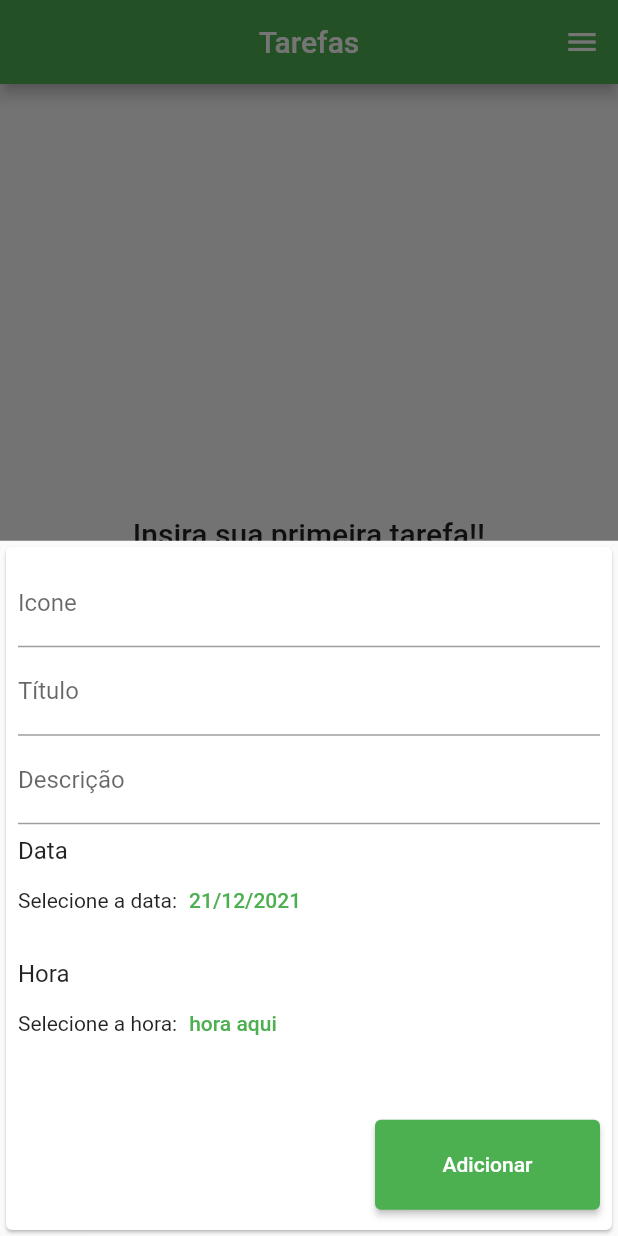
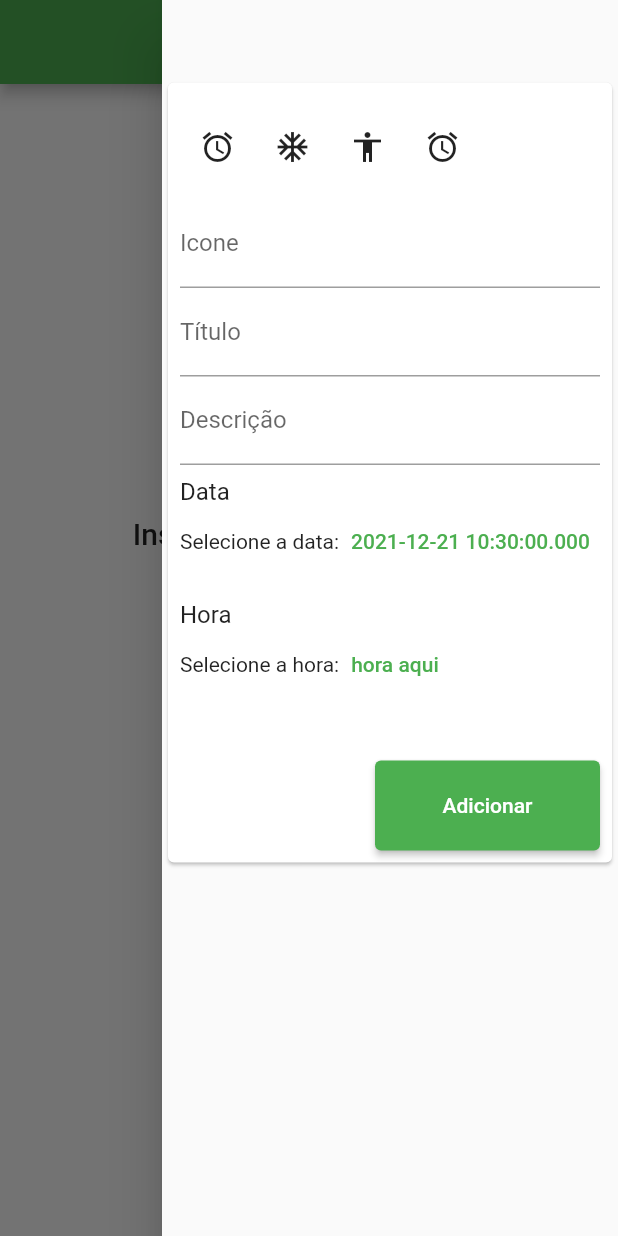
Before and after one commit to heloeng/Diario_De_Tarefas, a Flutter app: the screen it shows after launch, after a tap on the "add" icon, on a phone screen of 412 x 824 dp. Run offline on Flutter 3.47's test engine with Material 2 defaults, Android fonts, the phone set to English and light mode, and no system bars.

Commit message:
refactored the app architecture and created the icons list widget

```diff
--- a/lib/main.dart
+++ b/lib/main.dart
@@ -1,90 +1,18 @@
-// ignore_for_file: prefer_const_literals_to_create_immutables, prefer_const_constructors, use_key_in_widget_constructors, unused_element
+import 'package:flutter/material.dart';
 
-import 'package:flutter/material.dart';
-import 'package:font_awesome_flutter/font_awesome_flutter.dart';
-import 'dart:math';
-import '/components/transaction_form.dart';
-import 'package:teste/components/transaction_list.dart';
-import 'package:teste/model/transaction.dart';
+import 'src/ui/pages/pages.dart';
 
-main() => runApp(ExpenseApp());
+main() => runApp(const ExpenseApp());
 
 class ExpenseApp extends StatelessWidget {
+  const ExpenseApp({Key? key}) : super(key: key);
+
   @override
   Widget build(BuildContext context) {
     return MaterialApp(
       debugShowCheckedModeBanner: false,
       theme: ThemeData(primarySwatch: Colors.green),
-      home: MyHomePage(),
+      home: const MyHomePage(),
     );
   }
 }
-
-class MyHomePage extends StatefulWidget {
-  @override
-  State<MyHomePage> createState() => _MyHomePageState();
-}
-
-class _MyHomePageState extends State<MyHomePage> {
-  final List<Transaction> _transactions = [];
-
-  _addTransaction(String icone, String title, String descricao, DateTime date) {
-    final newTransaction = Transaction(
-      id: Random().nextDouble().toString(),
-      icone: icone,
-      title: title,
-      descricao: descricao,
-      date: date,
-    );
-
-    setState(
-      () {
-        _transactions.add(newTransaction);
-      },
-    );
-
-    //fechar o modal
-
-    Navigator.of(context).pop();
-  }
-
-  //função para abrir o modal
-  _opentransactionFormModal(BuildContext context) {
-    showModalBottomSheet(
-      context: context,
-      builder: (_) {
-        return TransactionForm(_addTransaction);
-      },
-    );
-  }
-
-  @override
-  Widget build(BuildContext context) {
-    return Scaffold(
-      appBar: AppBar(centerTitle: true, title: Text('Tarefas'), actions: [
-        // IconButton(
-        //   icon: FaIcon(FontAwesomeIcons.gamepad),
-        //   onPressed: () => _opentransactionFormModal(context),
-        // ),
-      ]),
-      endDrawer: Drawer(
-        child: Column(children: [
-          _TransactionFormState
-
-        ],),
-      ),
-      body: SingleChildScrollView(
-        child: Column(
-          children: [
-            TransactionList(_transactions),
-          ],
-        ),
-      ),
-      floatingActionButton: FloatingActionButton(
-        child: Icon(Icons.add),
-        onPressed: () => _opentransactionFormModal(context),
-      ),
-      floatingActionButtonLocation: FloatingActionButtonLocation.centerFloat,
-    );
-  }
-}
--- /dev/null
+++ b/lib/src/data/data.dart
@@ -0,0 +1 @@
+export 'model/model.dart';
--- /dev/null
+++ b/lib/src/data/model/model.dart
@@ -0,0 +1 @@
+export 'transaction_model.dart';
--- a/lib/model/transaction.dart
+++ b/lib/src/data/model/transaction_model.dart
@@ -1,20 +1,19 @@
-import 'package:flutter/material.dart';
-
-class Transaction {
+class TransactionModel {
   final String id;
   final String icone;
   final String title;
   final String descricao;
   final DateTime date;
-//falta a hora
 
-  Transaction({
+//TODO: falta a hora
+
+  TransactionModel({
     required this.id,
     required this.icone,
     required this.title,
     required this.descricao,
     required this.date,
 
-//falta a hora
+//TODO: falta a hora
   });
 }
--- /dev/null
+++ b/lib/src/src.dart
@@ -0,0 +1,2 @@
+export 'data/data.dart';
+export 'ui/ui.dart';
--- /dev/null
+++ b/lib/src/ui/components/components.dart
@@ -0,0 +1,2 @@
+export 'transaction_form_component.dart';
+export 'transaction_list_component.dart';
--- a/lib/components/transaction_form.dart
+++ b/lib/src/ui/components/transaction_form_component.dart
@@ -1,18 +1,16 @@
-// ignore_for_file: prefer_const_constructors
+import 'package:flutter/material.dart';
+import 'package:teste/src/ui/widgets/icons_list_widget.dart';
 
-import 'package:flutter/material.dart';
-import 'package:intl/intl.dart';
-
-class TransactionForm extends StatefulWidget {
+class TransactionFormComponent extends StatefulWidget {
   final void Function(String, String, String, DateTime) onSubmit;
 
-  TransactionForm(this.onSubmit);
+  const TransactionFormComponent(this.onSubmit, {Key? key}) : super(key: key);
 
   @override
   _TransactionFormState createState() => _TransactionFormState();
 }
 
-class _TransactionFormState extends State<TransactionForm> {
+class _TransactionFormState extends State<TransactionFormComponent> {
   final _titleController = TextEditingController();
   final _iconeController = TextEditingController();
   final _descricaoController = TextEditingController();
@@ -26,6 +24,7 @@ class _TransactionFormState extends State<TransactionForm> {
     if (icone.isEmpty ||
         title.isEmpty ||
         descricao.isEmpty ||
+        // ignore: unnecessary_null_comparison
         _selectedDate == null) {
       return;
     }
@@ -59,32 +58,33 @@ class _TransactionFormState extends State<TransactionForm> {
         padding: const EdgeInsets.all(8.0),
         child: Column(
           children: [
+            const IconsListWidget(),
             TextField(
               controller: _iconeController,
               onSubmitted: (_) => _submitForm(),
-              decoration: InputDecoration(
+              decoration: const InputDecoration(
                 labelText: 'Icone',
               ),
             ),
             TextField(
               controller: _titleController,
-              decoration: InputDecoration(
+              decoration: const InputDecoration(
                 labelText: 'Título',
               ),
             ),
             TextField(
               controller: _descricaoController,
-              decoration: InputDecoration(
+              decoration: const InputDecoration(
                 labelText: 'Descrição',
               ),
             ),
-            SizedBox(
+            const SizedBox(
               height: 8,
             ),
             Column(
               crossAxisAlignment: CrossAxisAlignment.stretch,
               children: [
-                Text(
+                const Text(
                   "Data",
                   style: TextStyle(
                     fontSize: 16,
@@ -92,21 +92,21 @@ class _TransactionFormState extends State<TransactionForm> {
                 ),
                 Row(
                   children: [
-                    Text("Selecione a data:"),
+                    const Text("Selecione a data:"),
                     TextButton(
                       child: Text(
                         _selectedDate == null
                             ? "Nenhuma data selecionada"
-                            : DateFormat('dd/MM/yyyy').format(_selectedDate),
+                            : _selectedDate.toString(),
                       ),
                       onPressed: _showDatePicker,
                     ),
                   ],
                 ),
-                SizedBox(
+                const SizedBox(
                   height: 15,
                 ),
-                Text(
+                const Text(
                   "Hora",
                   style: TextStyle(
                     fontSize: 16,
@@ -114,16 +114,16 @@ class _TransactionFormState extends State<TransactionForm> {
                 ),
                 Row(
                   children: [
-                    Text("Selecione a hora:"),
+                    const Text("Selecione a hora:"),
                     TextButton(
-                      child: Text('hora aqui'),
+                      child: const Text('hora aqui'),
                       onPressed: () {},
                     ),
                   ],
                 ),
               ],
             ),
-            SizedBox(
+            const SizedBox(
               height: 40,
             ),
             Row(
@@ -131,9 +131,9 @@ class _TransactionFormState extends State<TransactionForm> {
               children: [
                 ElevatedButton(
                   onPressed: _submitForm,
-                  child: Text('Adicionar'),
+                  child: const Text('Adicionar'),
                   style: ButtonStyle(
-                    minimumSize: MaterialStateProperty.all(Size(150, 60)),
+                    minimumSize: MaterialStateProperty.all(const Size(150, 60)),
                     backgroundColor: MaterialStateProperty.resolveWith(
                       (states) {
                         if (states.contains(MaterialState.pressed)) {
--- a/lib/components/transaction_list.dart
+++ b/lib/src/ui/components/transaction_list_component.dart
@@ -1,18 +1,15 @@
-// ignore_for_file: prefer_const_constructors
+import 'package:flutter/material.dart';
+import 'package:teste/src/src.dart';
 
-import 'package:flutter/material.dart';
-import 'package:teste/model/transaction.dart';
+class TransactionListComponent extends StatelessWidget {
+  final List<TransactionModel> transactions;
 
-import 'package:intl/intl.dart';
-
-class TransactionList extends StatelessWidget {
-  final List<Transaction> transactions;
-
-  TransactionList(this.transactions);
+  const TransactionListComponent(this.transactions, {Key? key})
+      : super(key: key);
 
   @override
   Widget build(BuildContext context) {
-    return Container(
+    return SizedBox(
       height: 600,
       child: transactions.isEmpty
           ? Center(
@@ -31,13 +28,11 @@ class TransactionList extends StatelessWidget {
           : ListView.builder(
               itemCount: transactions.length,
               itemBuilder: (ctx, index) {
-
-
                 final tr = transactions[index];
 
                 return Card(
                   elevation: 10,
-                  margin: EdgeInsets.symmetric(
+                  margin: const EdgeInsets.symmetric(
                     vertical: 15,
                     horizontal: 10,
                   ),
@@ -49,23 +44,21 @@ class TransactionList extends StatelessWidget {
 
                     title: Text(
                       tr.title,
-                      style: TextStyle(
+                      style: const TextStyle(
                         fontSize: 16,
                         fontWeight: FontWeight.bold,
                       ),
                     ),
 
                     trailing: Text(
-
-                      DateFormat('dd MMM yyyy').format(tr.date),
-
-                      style: TextStyle(
+                      tr.date.toString(),
+                      style: const TextStyle(
                         fontSize: 16,
                         fontWeight: FontWeight.bold,
                       ),
                     ),
 
-                                       //////////////////////FALTA A HORA///////////////////////
+                    //////////////////////FALTA A HORA///////////////////////
                   ),
                 );
               },
--- /dev/null
+++ b/lib/src/ui/pages/home_page.dart
@@ -0,0 +1,65 @@
+import 'dart:math';
+
+import 'package:flutter/material.dart';
+
+import '../../src.dart';
+
+class MyHomePage extends StatefulWidget {
+  const MyHomePage({Key? key}) : super(key: key);
+
+  @override
+  State<MyHomePage> createState() => _MyHomePageState();
+}
+
+class _MyHomePageState extends State<MyHomePage> {
+  final List<TransactionModel> _transactions = [];
+
+  final globalKey = GlobalKey<ScaffoldState>();
+
+  @override
+  Widget build(BuildContext context) {
+    return Scaffold(
+      key: globalKey,
+      appBar: AppBar(
+          centerTitle: true, title: const Text('Tarefas'), actions: const []),
+      endDrawer: Drawer(
+        child: Column(
+          children: [
+            Padding(
+              padding: const EdgeInsets.only(top: 51.0),
+              child: TransactionFormComponent(_addTransaction),
+            )
+          ],
+        ),
+      ),
+      body: SingleChildScrollView(
+        child: Column(
+          children: [
+            TransactionListComponent(_transactions),
+          ],
+        ),
+      ),
+      floatingActionButton: FloatingActionButton(
+        child: const Icon(Icons.add),
+        onPressed: () => globalKey.currentState!.openEndDrawer(),
+      ),
+      floatingActionButtonLocation: FloatingActionButtonLocation.centerFloat,
+    );
+  }
+
+  _addTransaction(String icone, String title, String descricao, DateTime date) {
+    final newTransaction = TransactionModel(
+      id: Random().nextDouble().toString(),
+      icone: icone,
+      title: title,
+      descricao: descricao,
+      date: date,
+    );
+
+    setState(
+      () {
+        _transactions.add(newTransaction);
+      },
+    );
+  }
+}
--- /dev/null
+++ b/lib/src/ui/pages/pages.dart
@@ -0,0 +1 @@
+export 'home_page.dart';
--- /dev/null
+++ b/lib/src/ui/ui.dart
@@ -0,0 +1,3 @@
+export 'components/components.dart';
+export 'pages/pages.dart';
+export 'widgets/widgets.dart';
--- /dev/null
+++ b/lib/src/ui/widgets/icons_list_widget.dart
@@ -0,0 +1,26 @@
+import 'package:flutter/material.dart';
+
+class IconsListWidget extends StatelessWidget {
+  const IconsListWidget({Key? key}) : super(key: key);
+
+  @override
+  Widget build(BuildContext context) {
+    var _iconsList = [
+      Icons.alarm,
+      Icons.ac_unit,
+      Icons.accessibility,
+      Icons.alarm,
+    ];
+
+    return SizedBox(
+      height: 70,
+      width: MediaQuery.of(context).size.width,
+      child: ListView.builder(
+          scrollDirection: Axis.horizontal,
+          itemCount: _iconsList.length,
+          itemBuilder: (_, index) => Padding(
+              padding: const EdgeInsets.symmetric(horizontal: 13),
+              child: Icon(_iconsList[index]))),
+    );
+  }
+}
--- /dev/null
+++ b/lib/src/ui/widgets/widgets.dart
@@ -0,0 +1 @@
+export 'icons_list_widget.dart';
```
